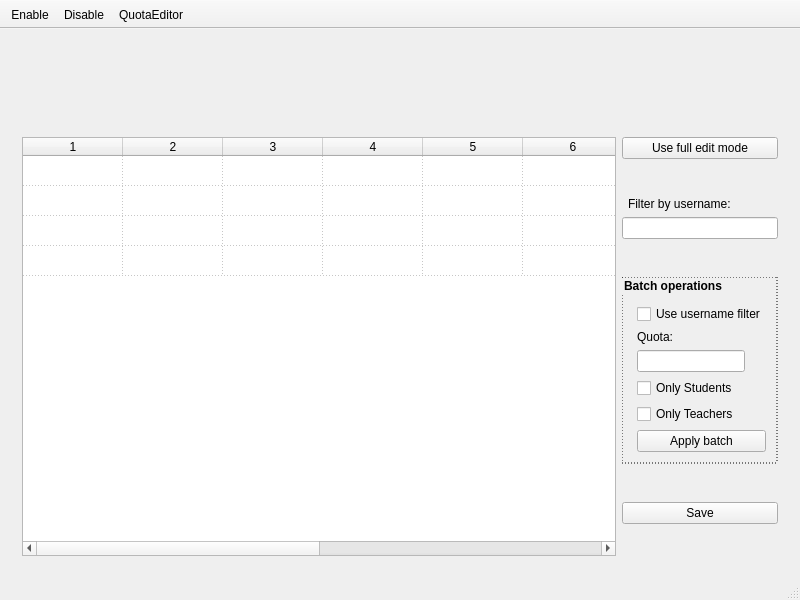
Old version of the form mainwindow.ui in the repository lliurex/lliurex-quota-gui.
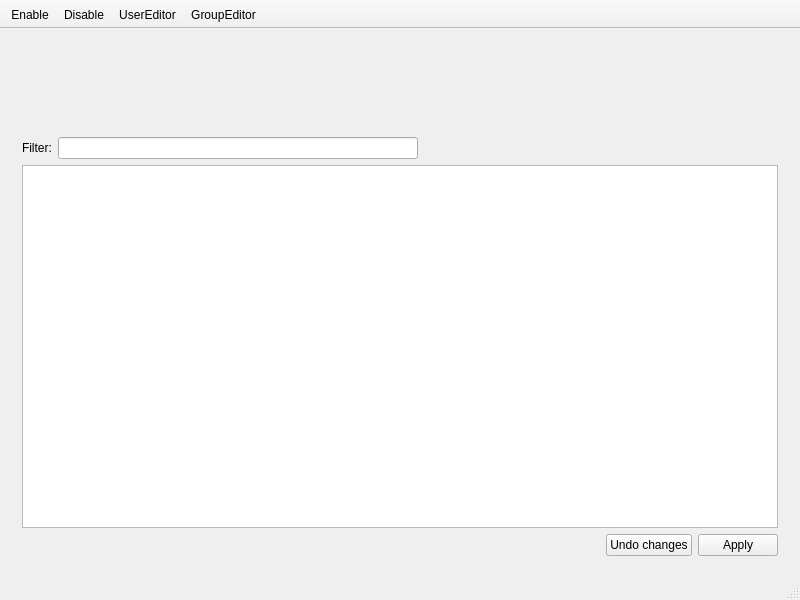
New version of the form. The open tabs and pages were chosen to show the change. Icons and pictures are not drawn.

Commit message: Completed group & users selection

Patch:
```diff
--- a/mainwindow.ui
+++ b/mainwindow.ui
@@ -387,257 +387,67 @@
        </property>
        <layout class="QVBoxLayout" name="verticalLayout_2">
         <item>
-         <layout class="QGridLayout" name="gridLayout">
-          <property name="sizeConstraint">
-           <enum>QLayout::SetDefaultConstraint</enum>
-          </property>
-          <item row="0" column="0">
-           <widget class="QTableWidget" name="table_quotas">
-            <property name="sizePolicy">
-             <sizepolicy hsizetype="Expanding" vsizetype="Expanding">
-              <horstretch>0</horstretch>
-              <verstretch>0</verstretch>
-             </sizepolicy>
+         <layout class="QHBoxLayout" name="horizontalLayout_6">
+          <item>
+           <widget class="QLabel" name="lbl_filter_user_table">
+            <property name="text">
+             <string>Filter:</string>
             </property>
-            <property name="maximumSize">
-             <size>
-              <width>9999999</width>
-              <height>9999999</height>
-             </size>
-            </property>
-            <property name="horizontalScrollBarPolicy">
-             <enum>Qt::ScrollBarAsNeeded</enum>
-            </property>
-            <property name="selectionMode">
-             <enum>QAbstractItemView::NoSelection</enum>
-            </property>
-            <property name="showGrid">
+           </widget>
+          </item>
+          <item>
+           <widget class="QLineEdit" name="txt_filter_user_table">
+            <property name="clearButtonEnabled">
              <bool>true</bool>
             </property>
-            <property name="gridStyle">
-             <enum>Qt::DotLine</enum>
+           </widget>
+          </item>
+          <item>
+           <spacer name="horizontalSpacer_6">
+            <property name="orientation">
+             <enum>Qt::Horizontal</enum>
             </property>
-            <property name="sortingEnabled">
-             <bool>false</bool>
+            <property name="sizeHint" stdset="0">
+             <size>
+              <width>40</width>
+              <height>20</height>
+             </size>
             </property>
-            <property name="wordWrap">
-             <bool>true</bool>
+           </spacer>
+          </item>
+         </layout>
+        </item>
+        <item>
+         <widget class="QTableWidget" name="tableUserEdition"/>
+        </item>
+        <item>
+         <layout class="QHBoxLayout" name="horizontalLayout_7">
+          <item>
+           <spacer name="horizontalSpacer_5">
+            <property name="orientation">
+             <enum>Qt::Horizontal</enum>
             </property>
-            <property name="cornerButtonEnabled">
-             <bool>false</bool>
+            <property name="sizeHint" stdset="0">
+             <size>
+              <width>40</width>
+              <height>20</height>
+             </size>
             </property>
-            <property name="rowCount">
-             <number>4</number>
+           </spacer>
+          </item>
+          <item>
+           <widget class="QPushButton" name="undoChangesUserTable">
+            <property name="text">
+             <string>Undo changes</string>
             </property>
-            <property name="columnCount">
-             <number>10</number>
-            </property>
-            <attribute name="horizontalHeaderCascadingSectionResizes">
-             <bool>false</bool>
-            </attribute>
-            <attribute name="horizontalHeaderMinimumSectionSize">
-             <number>50</number>
-            </attribute>
-            <attribute name="horizontalHeaderStretchLastSection">
-             <bool>false</bool>
-            </attribute>
-            <attribute name="verticalHeaderVisible">
-             <bool>false</bool>
-            </attribute>
-            <attribute name="verticalHeaderCascadingSectionResizes">
-             <bool>false</bool>
-            </attribute>
-            <row>
-             <property name="text">
-              <string>New Row</string>
-             </property>
-            </row>
-            <row>
-             <property name="text">
-              <string>New Row</string>
-             </property>
-            </row>
-            <row/>
-            <row/>
-            <column/>
-            <column/>
-            <column/>
-            <column/>
-            <column/>
-            <column/>
-            <column/>
-            <column/>
-            <column/>
-            <column/>
            </widget>
           </item>
-          <item row="0" column="1">
-           <layout class="QVBoxLayout" name="verticalLayout_4">
-            <item>
-             <widget class="QPushButton" name="btn_simple_mode">
-              <property name="text">
-               <string>Use full edit mode</string>
-              </property>
-              <property name="checkable">
-               <bool>false</bool>
-              </property>
-             </widget>
-            </item>
-            <item>
-             <spacer name="verticalSpacer_3">
-              <property name="orientation">
-               <enum>Qt::Vertical</enum>
-              </property>
-              <property name="sizeHint" stdset="0">
-               <size>
-                <width>20</width>
-                <height>40</height>
-               </size>
-              </property>
-             </spacer>
-            </item>
-            <item>
-             <widget class="QLabel" name="lblFilterName">
-              <property name="autoFillBackground">
-               <bool>false</bool>
-              </property>
-              <property name="styleSheet">
-               <string notr="true">#lblFilterName{padding-left: 3px;}</string>
-              </property>
-              <property name="text">
-               <string>Filter by username:</string>
-              </property>
-             </widget>
-            </item>
-            <item>
-             <widget class="QLineEdit" name="lineEdit">
-              <property name="sizePolicy">
-               <sizepolicy hsizetype="Minimum" vsizetype="Fixed">
-                <horstretch>0</horstretch>
-                <verstretch>0</verstretch>
-               </sizepolicy>
-              </property>
-             </widget>
-            </item>
-            <item>
-             <spacer name="verticalSpacer_2">
-              <property name="orientation">
-               <enum>Qt::Vertical</enum>
-              </property>
-              <property name="sizeHint" stdset="0">
-               <size>
-                <width>20</width>
-                <height>40</height>
-               </size>
-              </property>
-             </spacer>
-            </item>
-            <item>
-             <widget class="QGroupBox" name="groupBox">
-              <property name="sizePolicy">
-               <sizepolicy hsizetype="Preferred" vsizetype="Preferred">
-                <horstretch>0</horstretch>
-                <verstretch>0</verstretch>
-               </sizepolicy>
-              </property>
-              <property name="autoFillBackground">
-               <bool>false</bool>
-              </property>
-              <property name="styleSheet">
-               <string notr="true">#groupBox { border: 1px dashed black; padding-left: 3px; padding-top:15px; font-size: 12px; font-weight:bold;}</string>
-              </property>
-              <property name="title">
-               <string>Batch operations</string>
-              </property>
-              <property name="flat">
-               <bool>false</bool>
-              </property>
-              <property name="checkable">
-               <bool>false</bool>
-              </property>
-              <layout class="QVBoxLayout" name="verticalLayout_6">
-               <item>
-                <widget class="QCheckBox" name="checkBox">
-                 <property name="text">
-                  <string>Use username filter</string>
-                 </property>
-                </widget>
-               </item>
-               <item>
-                <widget class="QLabel" name="label_4">
-                 <property name="text">
-                  <string>Quota:</string>
-                 </property>
-                </widget>
-               </item>
-               <item>
-                <widget class="QLineEdit" name="lineEdit_2">
-                 <property name="sizePolicy">
-                  <sizepolicy hsizetype="Fixed" vsizetype="Fixed">
-                   <horstretch>0</horstretch>
-                   <verstretch>0</verstretch>
-                  </sizepolicy>
-                 </property>
-                </widget>
-               </item>
-               <item>
-                <widget class="QCheckBox" name="checkBox_2">
-                 <property name="text">
-                  <string>Only Students</string>
-                 </property>
-                </widget>
-               </item>
-               <item>
-                <widget class="QCheckBox" name="checkBox_3">
-                 <property name="text">
-                  <string>Only Teachers</string>
-                 </property>
-                </widget>
-               </item>
-               <item>
-                <widget class="QPushButton" name="apply_batch_simple">
-                 <property name="text">
-                  <string>Apply batch</string>
-                 </property>
-                </widget>
-               </item>
-              </layout>
-             </widget>
-            </item>
-            <item>
-             <spacer name="verticalSpacer">
-              <property name="orientation">
-               <enum>Qt::Vertical</enum>
-              </property>
-              <property name="sizeHint" stdset="0">
-               <size>
-                <width>20</width>
-                <height>40</height>
-               </size>
-              </property>
-             </spacer>
-            </item>
-            <item>
-             <widget class="QPushButton" name="btn_apply_simple">
-              <property name="text">
-               <string>Save</string>
-              </property>
-             </widget>
-            </item>
-            <item>
-             <spacer name="verticalSpacer_4">
-              <property name="orientation">
-               <enum>Qt::Vertical</enum>
-              </property>
-              <property name="sizeHint" stdset="0">
-               <size>
-                <width>20</width>
-                <height>40</height>
-               </size>
-              </property>
-             </spacer>
-            </item>
-           </layout>
+          <item>
+           <widget class="QPushButton" name="applyButtonUserTable">
+            <property name="text">
+             <string>Apply</string>
+            </property>
+           </widget>
           </item>
          </layout>
         </item>
@@ -1062,6 +872,7 @@
    <addaction name="actionEnable"/>
    <addaction name="actionDisable"/>
    <addaction name="actionQuotaEditor"/>
+   <addaction name="actionGroupEditor"/>
   </widget>
   <widget class="QStatusBar" name="statusBar"/>
   <action name="actionEnable">
@@ -1097,10 +908,22 @@
      <normaloff>:/editor.png</normaloff>:/editor.png</iconset>
    </property>
    <property name="text">
-    <string>QuotaEditor</string>
+    <string>UserEditor</string>
    </property>
    <property name="toolTip">
-    <string>QuotaEditor</string>
+    <string>Switch to group editor mode</string>
+   </property>
+  </action>
+  <action name="actionGroupEditor">
+   <property name="icon">
+    <iconset resource="resources.qrc">
+     <normaloff>:/group.png</normaloff>:/group.png</iconset>
+   </property>
+   <property name="text">
+    <string>GroupEditor</string>
+   </property>
+   <property name="toolTip">
+    <string>Switch to group editor mode</string>
    </property>
   </action>
  </widget>
```
Left out of the diff: 397 changed lines with no effect on the pictures. The commit also changes 7 other files.
